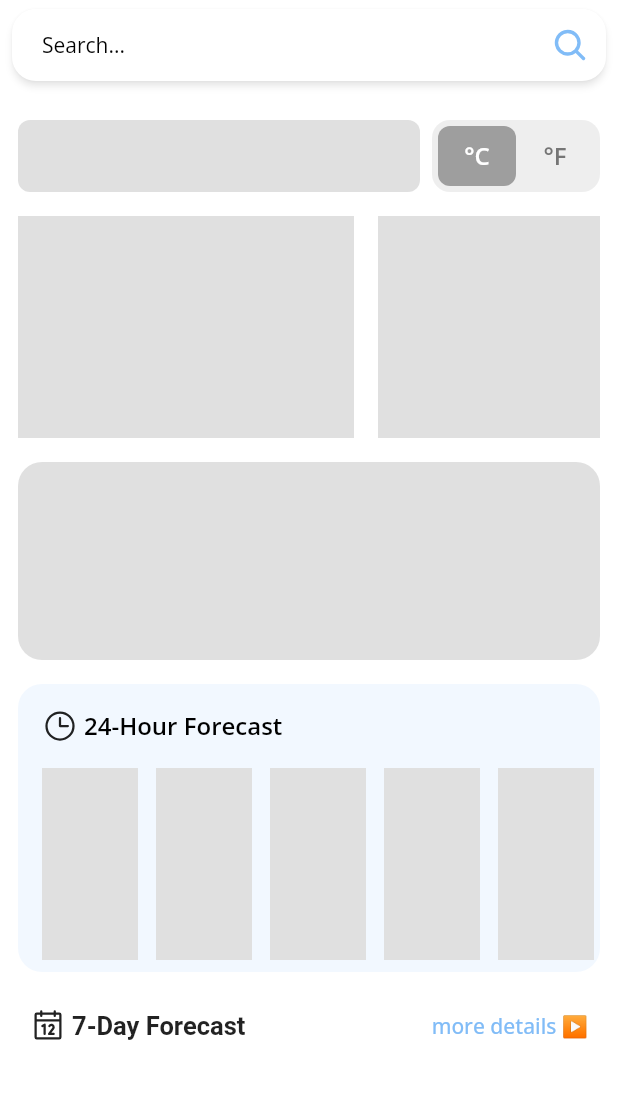
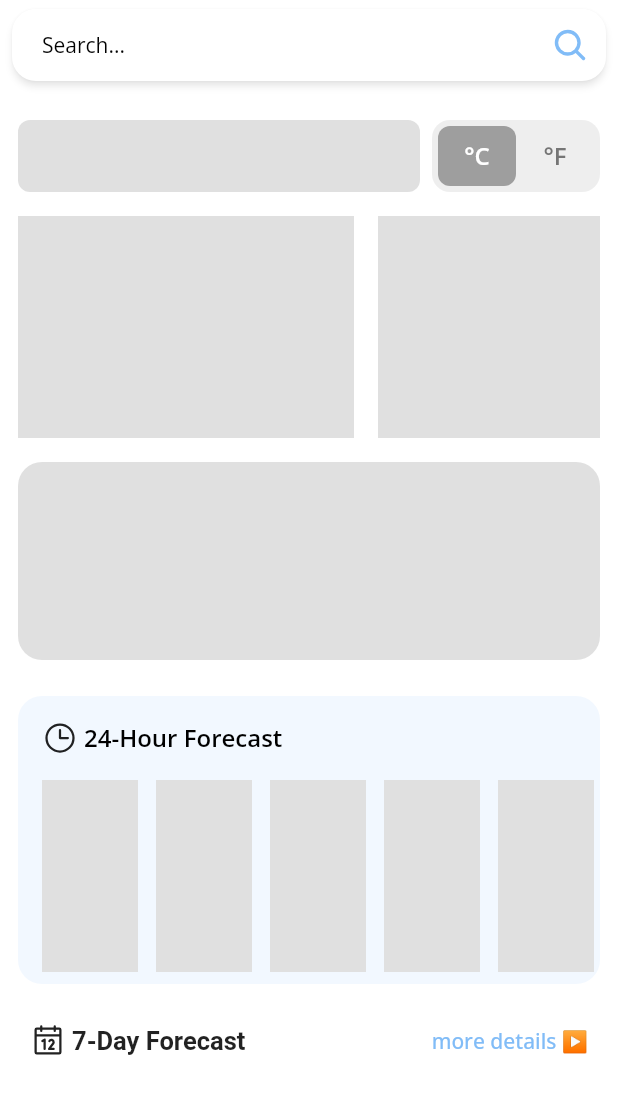
Before and after one commit to ArizArmeidi/FlutterWeather, a Flutter app: the screen it shows after launch, on a phone screen of 412 x 824 dp. Shown: the top 1094 px of the screen. Run offline on Flutter 3.47's test engine with Material 2 defaults, Android fonts, the light colour scheme and no system bars; drawn by our look-alikes of shimmer; our stand-ins replace country_picker, geolocator, google_fonts, latlong2, material_floating_search_bar_2, phosphor_flutter.

Commit message:
Update homeScreen.dart

```diff
--- a/lib/Screens/homeScreen.dart
+++ b/lib/Screens/homeScreen.dart
@@ -71,9 +71,9 @@ class _HomeScreenState extends State<HomeScreen> {
                   MainWeatherInfo(),
                   const SizedBox(height: 16.0),
                   MainWeatherDetail(),
-                  const SizedBox(height: 16.0),
+                  const SizedBox(height: 24.0),
                   TwentyFourHourForecast(),
-                  const SizedBox(height: 16.0),
+                  const SizedBox(height: 18.0),
                   SevenDayForecast(),
                 ],
               ),
```
